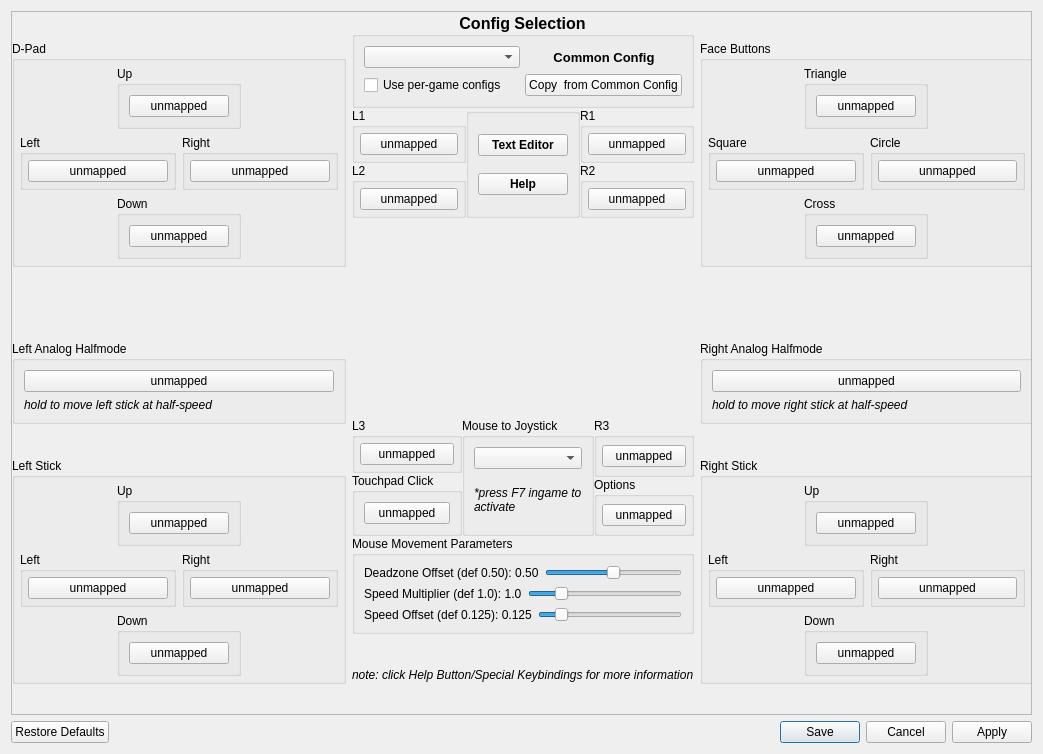
First picture: the form in src/qt_gui/kbm_gui.ui, repository shadps4-emu/shadPS4, before the edit.
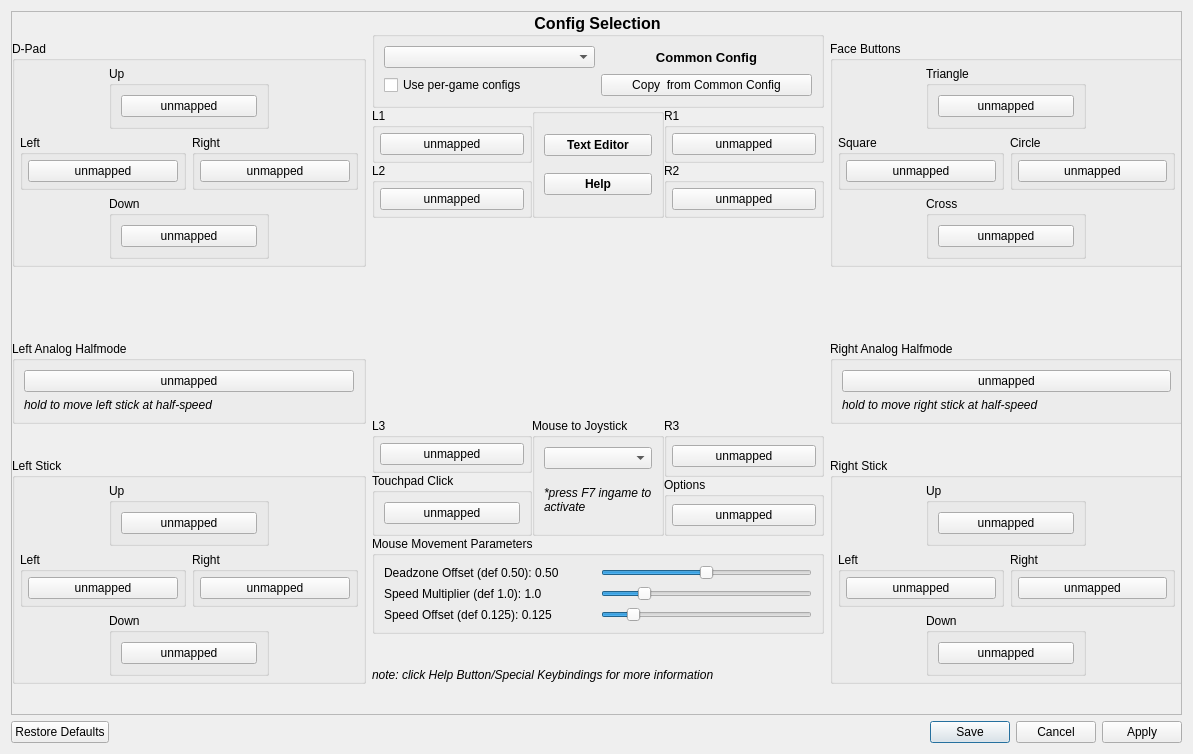
Second picture: the form after the edit. Icons and pictures are not drawn.

Commit message: Make window wider so for mousewheel + modifier string

What changed in the file:
```diff
--- a/src/qt_gui/kbm_gui.ui
+++ b/src/qt_gui/kbm_gui.ui
@@ -11,7 +11,7 @@
    <rect>
     <x>0</x>
     <y>0</y>
-    <width>1043</width>
+    <width>1193</width>
     <height>754</height>
    </rect>
   </property>
@@ -38,7 +38,7 @@
        <rect>
         <x>0</x>
         <y>0</y>
-        <width>1023</width>
+        <width>1173</width>
         <height>704</height>
        </rect>
       </property>
@@ -47,7 +47,7 @@
         <rect>
          <x>0</x>
          <y>0</y>
-         <width>1021</width>
+         <width>1171</width>
          <height>703</height>
         </rect>
        </property>
@@ -115,7 +115,7 @@
                  <widget class="QGroupBox" name="gb_dpad_up">
                   <property name="minimumSize">
                    <size>
-                    <width>124</width>
+                    <width>160</width>
                     <height>0</height>
                    </size>
                   </property>
@@ -228,6 +228,12 @@
                 </property>
                 <item>
                  <widget class="QGroupBox" name="gb_dpad_down">
+                  <property name="minimumSize">
+                   <size>
+                    <width>160</width>
+                    <height>0</height>
+                   </size>
+                  </property>
                   <property name="maximumSize">
                    <size>
                     <width>124</width>
@@ -365,7 +371,7 @@
                  <widget class="QGroupBox" name="gb_left_stick_up">
                   <property name="minimumSize">
                    <size>
-                    <width>0</width>
+                    <width>160</width>
                     <height>0</height>
                    </size>
                   </property>
@@ -486,7 +492,7 @@
                  <widget class="QGroupBox" name="gb_left_stick_down">
                   <property name="minimumSize">
                    <size>
-                    <width>124</width>
+                    <width>160</width>
                     <height>0</height>
                    </size>
                   </property>
@@ -677,6 +683,12 @@
               </item>
               <item>
                <widget class="QGroupBox" name="gb_l2">
+                <property name="minimumSize">
+                 <size>
+                  <width>160</width>
+                  <height>0</height>
+                 </size>
+                </property>
                 <property name="title">
                  <string>L2</string>
                 </property>
@@ -750,6 +762,12 @@
              <layout class="QVBoxLayout" name="layout_r1_r2">
               <item>
                <widget class="QGroupBox" name="gb_r1">
+                <property name="minimumSize">
+                 <size>
+                  <width>160</width>
+                  <height>0</height>
+                 </size>
+                </property>
                 <property name="title">
                  <string>R1</string>
                 </property>
@@ -869,6 +887,12 @@
              <layout class="QVBoxLayout" name="verticalLayout_4">
               <item>
                <widget class="QGroupBox" name="gb_l3">
+                <property name="minimumSize">
+                 <size>
+                  <width>160</width>
+                  <height>0</height>
+                 </size>
+                </property>
                 <property name="title">
                  <string>L3</string>
                 </property>
@@ -958,6 +982,12 @@
              <layout class="QVBoxLayout" name="verticalLayout_12">
               <item>
                <widget class="QGroupBox" name="gb_r3">
+                <property name="minimumSize">
+                 <size>
+                  <width>160</width>
+                  <height>0</height>
+                 </size>
+                </property>
                 <property name="title">
                  <string>R3</string>
                 </property>
@@ -989,6 +1019,12 @@
               </item>
               <item>
                <widget class="QGroupBox" name="gb_options">
+                <property name="minimumSize">
+                 <size>
+                  <width>145</width>
+                  <height>0</height>
+                 </size>
+                </property>
                 <property name="title">
                  <string>Options</string>
                 </property>
@@ -1236,7 +1272,7 @@
                   </property>
                   <property name="minimumSize">
                    <size>
-                    <width>124</width>
+                    <width>160</width>
                     <height>0</height>
                    </size>
                   </property>
@@ -1351,7 +1387,7 @@
                  <widget class="QGroupBox" name="gb_cross">
                   <property name="minimumSize">
                    <size>
-                    <width>124</width>
+                    <width>160</width>
                     <height>0</height>
                    </size>
                   </property>
@@ -1492,7 +1528,7 @@
                   </property>
                   <property name="minimumSize">
                    <size>
-                    <width>0</width>
+                    <width>160</width>
                     <height>0</height>
                    </size>
                   </property>
@@ -1508,6 +1544,12 @@
                   <layout class="QVBoxLayout" name="verticalLayout_7">
                    <item>
                     <widget class="QPushButton" name="RStickUpButton">
+                     <property name="minimumSize">
+                      <size>
+                       <width>0</width>
+                       <height>0</height>
+                      </size>
+                     </property>
                      <property name="focusPolicy">
                       <enum>Qt::FocusPolicy::NoFocus</enum>
                      </property>
@@ -1607,7 +1649,7 @@
                  <widget class="QGroupBox" name="gb_right_stick_down">
                   <property name="minimumSize">
                    <size>
-                    <width>124</width>
+                    <width>160</width>
                     <height>0</height>
                    </size>
                   </property>
```
The commit also changes 1 other file.
